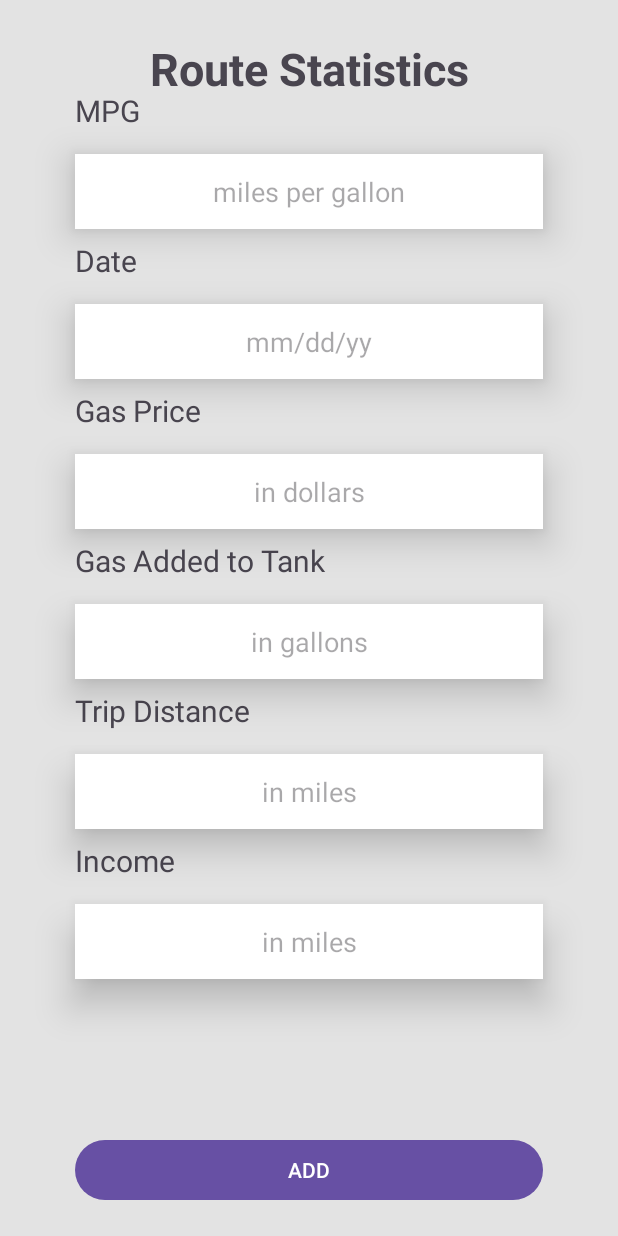
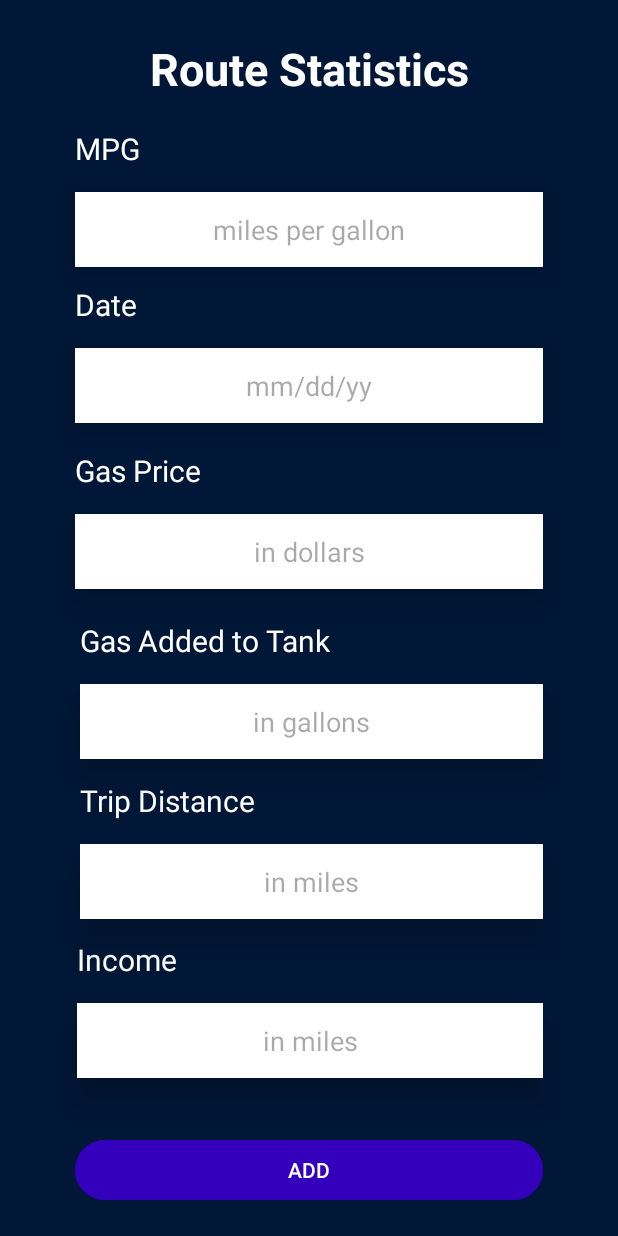
Before and after one commit to GPBarrick/Pace-Application, an Android app: the AddClientModule screen opened directly, with no data from a screen before it, on a phone screen of 412 x 824 dp. Run offline under Robolectric (Android 15) with nearby library versions, the light colour scheme and no system bars.

Commit message:
Added Colors and Reformatted Text
-Added font directory

```diff
--- a/app/src/main/res/layout/activity_add_client_module.xml
+++ b/app/src/main/res/layout/activity_add_client_module.xml
@@ -4,10 +4,12 @@
     xmlns:tools="http://schemas.android.com/tools"
     android:layout_width="match_parent"
     android:layout_height="match_parent"
-    android:background="@color/gray_accent_1"
+    android:background="@color/dark_mode_blue"
     tools:context=".AddClientModule">
 
     <!--Miles per Gallon Input -->
+
+
     <TextView
         android:id="@+id/add_client_mpg_text"
         android:layout_width="wrap_content"
@@ -15,8 +17,9 @@
         android:layout_alignParentStart="true"
         android:layout_alignParentTop="true"
         android:layout_marginStart="50dp"
-        android:layout_marginTop="60dp"
+        android:layout_marginTop="85dp"
         android:text="@string/mpg_text"
+        android:textColor="@color/white"
         android:textSize="20sp" />
 
     <EditText
@@ -42,9 +45,10 @@
         android:layout_alignParentStart="true"
         android:layout_alignParentTop="true"
         android:layout_marginStart="50dp"
-        android:layout_marginTop="160dp"
+        android:layout_marginTop="189dp"
         android:text="@string/date_text"
-        android:textSize="20sp"/>
+        android:textColor="@color/white"
+        android:textSize="20sp" />
 
     <EditText
         android:id="@+id/add_client_date_edit"
@@ -69,9 +73,10 @@
         android:layout_alignParentStart="true"
         android:layout_alignParentTop="true"
         android:layout_marginStart="50dp"
-        android:layout_marginTop="260dp"
+        android:layout_marginTop="300dp"
         android:text="@string/gas_price_text"
-        android:textSize="20sp"/>
+        android:textColor="@color/white"
+        android:textSize="20sp" />
 
     <EditText
         android:id="@+id/add_client_gas_price_edit"
@@ -95,10 +100,11 @@
         android:layout_height="wrap_content"
         android:layout_alignParentStart="true"
         android:layout_alignParentTop="true"
-        android:layout_marginStart="50dp"
-        android:layout_marginTop="360dp"
+        android:layout_marginStart="53dp"
+        android:layout_marginTop="413dp"
         android:text="@string/gas_added_text"
-        android:textSize="20sp"/>
+        android:textColor="@color/white"
+        android:textSize="20sp" />
 
     <EditText
         android:id="@+id/add_client_gas_added_edit"
@@ -122,10 +128,11 @@
         android:layout_height="wrap_content"
         android:layout_alignParentStart="true"
         android:layout_alignParentTop="true"
-        android:layout_marginStart="50dp"
-        android:layout_marginTop="460dp"
+        android:layout_marginStart="53dp"
+        android:layout_marginTop="520dp"
         android:text="@string/trip_distance_text"
-        android:textSize="20sp"/>
+        android:textColor="@color/white"
+        android:textSize="20sp" />
 
     <EditText
         android:id="@+id/add_client_trip_distance_edit"
@@ -149,10 +156,11 @@
         android:layout_height="wrap_content"
         android:layout_alignParentStart="true"
         android:layout_alignParentTop="true"
-        android:layout_marginStart="50dp"
-        android:layout_marginTop="560dp"
+        android:layout_marginStart="51dp"
+        android:layout_marginTop="626dp"
         android:text="@string/income_text"
-        android:textSize="20sp"/>
+        android:textColor="@color/white"
+        android:textSize="20sp" />
 
     <EditText
         android:id="@+id/add_client_income_edit"
@@ -179,6 +187,7 @@
         android:text="@string/route_statistics_header"
         android:textSize="30dp"
         android:textStyle="bold"
+        android:textColor="@color/white"
         android:gravity="center"/>
 
     <!-- Add Button -->
@@ -193,6 +202,7 @@
         android:layout_marginStart="50dp"
         android:layout_marginEnd="50dp"
         android:layout_marginBottom="20dp"
-        android:text="@string/button_add_text" />
+        android:text="@string/button_add_text"
+        android:backgroundTint="#3400BC" />
 
 </RelativeLayout>
--- a/app/src/main/res/values/colors.xml
+++ b/app/src/main/res/values/colors.xml
@@ -3,4 +3,6 @@
     <color name="black">#FF000000</color>
     <color name="white">#FFFFFFFF</color>
     <color name="gray_accent_1">#E3E3E3</color>
+    <color name="dark_mode_blue">#001737</color>
+    <color name="add_button_color">#3400BC</color>
 </resources>
```
